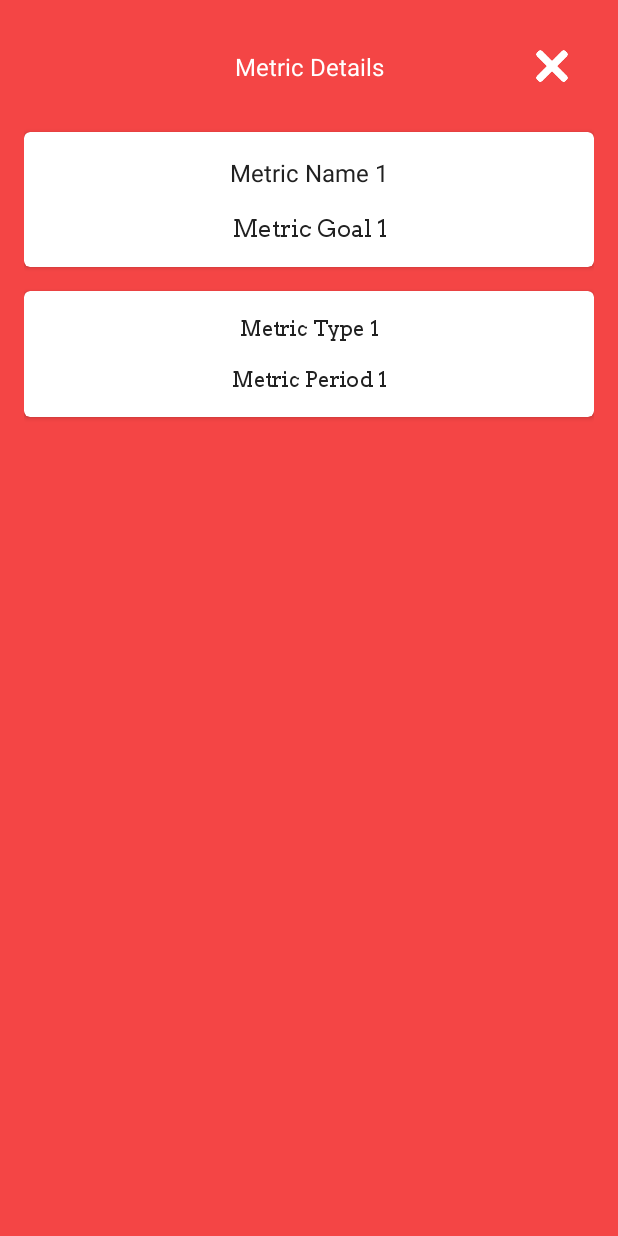
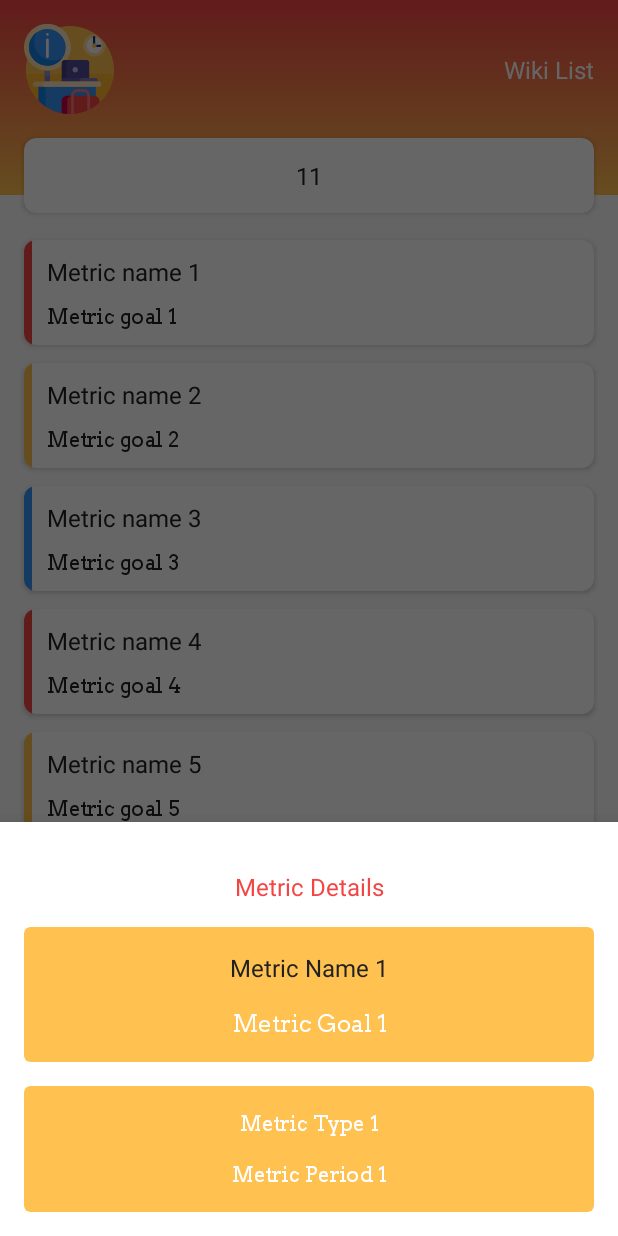
Before and after one commit to mkpatir/ITMSWikiApp, an Android app: the HomeActivity screen opened directly, with no data from a screen before it, after a tap on "Metric name 1", on a phone screen of 412 x 824 dp. Run offline under Robolectric (Android 15) with nearby library versions, the phone set to English and light mode, and no system bars; our stand-ins replace data binding; Roboto replaces fonts that are not available here.

Commit message:
Arranged detail, added AddMetric fragment

```diff
--- a/app/build.gradle
+++ b/app/build.gradle
@@ -5,7 +5,7 @@ apply plugin: 'kotlin-kapt'
 
 android {
     compileSdkVersion 29
-    buildToolsVersion "29.0.2"
+    buildToolsVersion "29.0.3"
 
     defaultConfig {
         applicationId "com.mkpatir.itmswikiapp"
--- a/app/src/main/AndroidManifest.xml
+++ b/app/src/main/AndroidManifest.xml
@@ -34,10 +34,6 @@
             android:name=".presentation.ui.home.HomeActivity"
             android:screenOrientation="portrait"/>
 
-        <activity
-            android:name=".presentation.ui.detail.DetailActivity"
-            android:screenOrientation="portrait"/>
-
         <meta-data
             android:name="preloaded_fonts"
             android:resource="@array/preloaded_fonts" />
--- a/app/src/main/java/com/mkpatir/itmswikiapp/internal/di/modules.kt
+++ b/app/src/main/java/com/mkpatir/itmswikiapp/internal/di/modules.kt
@@ -1,8 +1,9 @@
 package com.mkpatir.itmswikiapp.internal.di
 
 import com.mkpatir.itmswikiapp.data.remote.AppServiceFactory
-import com.mkpatir.itmswikiapp.presentation.ui.detail.DetailViewModel
+import com.mkpatir.itmswikiapp.presentation.ui.home.detail.DetailViewModel
 import com.mkpatir.itmswikiapp.presentation.ui.home.HomeViewModel
+import com.mkpatir.itmswikiapp.presentation.ui.home.addmetric.AddMetricViewModel
 import com.mkpatir.itmswikiapp.presentation.ui.login.LoginViewModel
 import com.mkpatir.itmswikiapp.presentation.ui.register.RegisterViewModel
 import com.mkpatir.itmswikiapp.presentation.ui.splash.SplashViewModel
@@ -21,6 +22,7 @@ val viewModelModule = module(true){
     viewModel { RegisterViewModel() }
     viewModel { HomeViewModel() }
     viewModel { DetailViewModel() }
+    viewModel { AddMetricViewModel() }
 }
 
 val appKoinModules = listOf(appModule, viewModelModule)
--- /dev/null
+++ b/app/src/main/java/com/mkpatir/itmswikiapp/presentation/ui/base/BaseBottomSheetDialogFragment.kt
@@ -0,0 +1,39 @@
+package com.mkpatir.itmswikiapp.presentation.ui.base
+
+import android.os.Bundle
+import android.view.LayoutInflater
+import android.view.View
+import android.view.ViewGroup
+import android.widget.Toast
+import androidx.databinding.DataBindingUtil
+import androidx.databinding.ViewDataBinding
+import com.google.android.material.bottomsheet.BottomSheetDialogFragment
+
+abstract class BaseBottomSheetDialogFragment<VM :BaseViewModel,D :ViewDataBinding>: BottomSheetDialogFragment() {
+
+    private lateinit var dataBinding: D
+    private lateinit var viewModel: VM
+
+    abstract fun setLayout(): Int
+
+    abstract fun setViewModel(): Lazy<VM>
+
+    override fun onCreateView(
+        inflater: LayoutInflater,
+        container: ViewGroup?,
+        savedInstanceState: Bundle?
+    ): View? {
+        dataBinding = DataBindingUtil.inflate(inflater,setLayout(),container,false)
+        viewModel = setViewModel().value
+        return dataBinding.root
+    }
+
+    fun getViewModel() = setViewModel().value
+
+    fun getDataBinding() = dataBinding
+
+    fun showToast(message: String){
+        Toast.makeText(requireContext(),message, Toast.LENGTH_LONG).show()
+    }
+
+}
--- a/app/src/main/java/com/mkpatir/itmswikiapp/presentation/ui/detail/DetailActivity.kt
+++ /dev/null
@@ -1,52 +0,0 @@
-package com.mkpatir.itmswikiapp.presentation.ui.detail
-
-import android.content.Context
-import android.content.Intent
-import android.os.Bundle
-import android.view.View
-import com.mkpatir.itmswikiapp.R
-import com.mkpatir.itmswikiapp.data.dummy.DummyData
-import com.mkpatir.itmswikiapp.databinding.ActivityDetailBinding
-import com.mkpatir.itmswikiapp.presentation.ui.base.BaseActivity
-import kotlinx.android.synthetic.main.activity_detail.*
-import org.koin.androidx.viewmodel.ext.android.viewModel
-
-class DetailActivity: BaseActivity<DetailViewModel,ActivityDetailBinding>(), DetailHandler {
-
-    companion object {
-        fun callingIntent(context: Context,id: String) = Intent(context,DetailActivity::class.java).apply {
-            putExtra(DETAIL_METRIC_ID,id)
-        }
-
-        private const val DETAIL_METRIC_ID = "detailMetricId"
-    }
-
-    override fun setLayout(): Int = R.layout.activity_detail
-
-    override fun setViewModel(): Lazy<DetailViewModel> = viewModel()
-
-    override fun onCreate(savedInstanceState: Bundle?) {
-        super.onCreate(savedInstanceState)
-        overridePendingTransition(R.anim.slide_from_bottom,R.anim.dummy)
-        getDataBinding().detailHandler = this
-        assignComponents()
-    }
-
-    override fun finish() {
-        super.finish()
-        overridePendingTransition(R.anim.dummy,R.anim.slide_to_bottom)
-    }
-
-    private fun assignComponents() {
-        val dummy = DummyData.getMetricDetailDummyData().find { it.id == intent.getStringExtra(DETAIL_METRIC_ID) }
-        detailName.text = dummy?.name
-        detailGoal.text = dummy?.goal
-        detailType.text = dummy?.measurementType
-        detailPeriod.text = dummy?.measurementPeriod
-    }
-
-    override fun closeClick(view: View) {
-        finish()
-    }
-
-}
--- a/app/src/main/java/com/mkpatir/itmswikiapp/presentation/ui/detail/DetailHandler.kt
+++ /dev/null
@@ -1,9 +0,0 @@
-package com.mkpatir.itmswikiapp.presentation.ui.detail
-
-import android.view.View
-
-interface DetailHandler {
-
-    fun closeClick(view: View)
-
-}
--- a/app/src/main/java/com/mkpatir/itmswikiapp/presentation/ui/home/HomeActivity.kt
+++ b/app/src/main/java/com/mkpatir/itmswikiapp/presentation/ui/home/HomeActivity.kt
@@ -12,7 +12,8 @@ import com.mkpatir.itmswikiapp.internal.extention.gone
 import com.mkpatir.itmswikiapp.internal.extention.isVisible
 import com.mkpatir.itmswikiapp.internal.extention.visible
 import com.mkpatir.itmswikiapp.presentation.ui.base.BaseActivity
-import com.mkpatir.itmswikiapp.presentation.ui.detail.DetailActivity
+import com.mkpatir.itmswikiapp.presentation.ui.home.addmetric.AddMetricSheetFragment
+import com.mkpatir.itmswikiapp.presentation.ui.home.detail.DetailSheetFragment
 import kotlinx.android.synthetic.main.activity_home.*
 import org.koin.androidx.viewmodel.ext.android.viewModel
 
@@ -55,9 +56,12 @@ class HomeActivity: BaseActivity<HomeViewModel,ActivityHomeBinding>() {
         homeRecyclerView.adapter = metricsAdapter
         metricsAdapter.assignInitialValues(DummyData.getMetricDummyData())
         metricsAdapter.itemClickListener = {
-            startActivity(DetailActivity.callingIntent(this,it))
+            DetailSheetFragment.showFragment(supportFragmentManager,it)
         }
         homeCardViewTotalCount.text = DummyData.getMetricDummyData().size.toString()
+        fabButton.setOnClickListener {
+            AddMetricSheetFragment.showFragment(supportFragmentManager)
+        }
     }
 
     override fun onBackPressed() {
--- /dev/null
+++ b/app/src/main/java/com/mkpatir/itmswikiapp/presentation/ui/home/addmetric/AddMetricViewModel.kt
@@ -0,0 +1,6 @@
+package com.mkpatir.itmswikiapp.presentation.ui.home.addmetric
+
+import com.mkpatir.itmswikiapp.presentation.ui.base.BaseViewModel
+
+class AddMetricViewModel: BaseViewModel() {
+}
--- /dev/null
+++ b/app/src/main/java/com/mkpatir/itmswikiapp/presentation/ui/home/detail/DetailSheetFragment.kt
@@ -0,0 +1,46 @@
+package com.mkpatir.itmswikiapp.presentation.ui.home.detail
+
+import android.os.Bundle
+import android.view.View
+import androidx.fragment.app.FragmentManager
+import com.mkpatir.itmswikiapp.R
+import com.mkpatir.itmswikiapp.data.dummy.DummyData
+import com.mkpatir.itmswikiapp.databinding.SheetFragmentDetailBinding
+import com.mkpatir.itmswikiapp.presentation.ui.base.BaseBottomSheetDialogFragment
+import kotlinx.android.synthetic.main.sheet_fragment_detail.*
+import org.koin.androidx.viewmodel.ext.android.viewModel
+
+class DetailSheetFragment: BaseBottomSheetDialogFragment<DetailViewModel,SheetFragmentDetailBinding>() {
+
+    companion object {
+        private const val FRAGMENT_TAG = "DETAIL_FRAGMENT"
+        private const val DETAIL_METRIC_ID = "DETAIL_METRIC_ID"
+
+        fun showFragment(fragmentManager: FragmentManager, Id: String) {
+            val bundleArgs = Bundle().apply {
+                putString(DETAIL_METRIC_ID,Id)
+            }
+            DetailSheetFragment().apply {
+                arguments = bundleArgs
+            }.show(fragmentManager, FRAGMENT_TAG)
+        }
+    }
+
+    override fun setLayout(): Int = R.layout.sheet_fragment_detail
+
+    override fun setViewModel(): Lazy<DetailViewModel> = viewModel()
+
+    override fun onViewCreated(view: View, savedInstanceState: Bundle?) {
+        super.onViewCreated(view, savedInstanceState)
+        assignComponents()
+
+    }
+
+    private fun assignComponents() {
+        val dummy = DummyData.getMetricDetailDummyData().find { it.id == arguments?.getString(DETAIL_METRIC_ID) }
+        detailName.text = dummy?.name
+        detailGoal.text = dummy?.goal
+        detailType.text = dummy?.measurementType
+        detailPeriod.text = dummy?.measurementPeriod
+    }
+}
--- a/app/src/main/java/com/mkpatir/itmswikiapp/presentation/ui/detail/DetailViewModel.kt
+++ b/app/src/main/java/com/mkpatir/itmswikiapp/presentation/ui/home/detail/DetailViewModel.kt
@@ -1,4 +1,4 @@
-package com.mkpatir.itmswikiapp.presentation.ui.detail
+package com.mkpatir.itmswikiapp.presentation.ui.home.detail
 
 import com.mkpatir.itmswikiapp.presentation.ui.base.BaseViewModel
 
--- /dev/null
+++ b/app/src/main/res/drawable/ic_plus.xml
@@ -0,0 +1,18 @@
+<vector xmlns:android="http://schemas.android.com/apk/res/android"
+    android:width="512dp"
+    android:height="512dp"
+    android:viewportWidth="388.702"
+    android:viewportHeight="388.702">
+  <path
+      android:pathData="M194.351,10.449c101.566,0 183.902,82.336 183.902,183.902s-82.336,183.902 -183.902,183.902S10.449,295.917 10.449,194.351l0,0C10.16,93.074 92.027,10.738 193.305,10.449C193.653,10.448 194.002,10.448 194.351,10.449zM298.841,215.249v-41.796h-83.592V89.861h-41.796v83.592H89.861v41.796h83.592v83.592h41.796v-83.592H298.841z"
+      android:fillColor="#FFC14F"/>
+  <path
+      android:pathData="M298.841,173.453l0,41.796l-83.592,0l0,83.592l-41.796,0l0,-83.592l-83.592,0l0,-41.796l83.592,0l0,-83.592l41.796,0l0,83.592z"
+      android:fillColor="#D4E1F4"/>
+  <path
+      android:pathData="M194.351,388.702C87.014,388.702 0,301.688 0,194.351C0,87.014 87.014,0 194.351,0c107.337,0 194.351,87.014 194.351,194.351c0,0 0,0 0,0C388.415,301.569 301.569,388.415 194.351,388.702zM194.351,20.898c-95.795,0 -173.453,77.658 -173.453,173.453s77.658,173.453 173.453,173.453s173.453,-77.658 173.453,-173.453S290.147,20.898 194.351,20.898L194.351,20.898z"
+      android:fillColor="#F44545"/>
+  <path
+      android:pathData="M215.249,309.29h-41.796c-5.771,0 -10.449,-4.678 -10.449,-10.449v-73.143H89.861c-5.771,0 -10.449,-4.678 -10.449,-10.449v-41.796c0,-5.771 4.678,-10.449 10.449,-10.449h73.143V89.861c0,-5.771 4.678,-10.449 10.449,-10.449h41.796c5.771,0 10.449,4.678 10.449,10.449v73.143h73.143c5.771,0 10.449,4.678 10.449,10.449v41.796c0,5.771 -4.678,10.449 -10.449,10.449h-73.143v73.143C225.698,304.612 221.02,309.29 215.249,309.29zM183.902,288.392H204.8v-73.143c0,-5.771 4.678,-10.449 10.449,-10.449h73.143v-20.898h-73.143c-5.771,0 -10.449,-4.678 -10.449,-10.449V100.31h-20.898v73.143c0,5.771 -4.678,10.449 -10.449,10.449H100.31V204.8h73.143c5.771,0 10.449,4.678 10.449,10.449V288.392z"
+      android:fillColor="#F44545"/>
+</vector>
--- a/app/src/main/res/layout/activity_home.xml
+++ b/app/src/main/res/layout/activity_home.xml
@@ -86,5 +86,17 @@
             app:layout_constraintTop_toBottomOf="@id/homeCardView"
             app:layout_constraintBottom_toBottomOf="parent"/>
 
+        <androidx.appcompat.widget.AppCompatImageView
+            android:id="@+id/fabButton"
+            android:layout_width="@dimen/button_height"
+            android:layout_height="@dimen/button_height"
+            android:layout_marginBottom="@dimen/base_margin_XXL"
+            android:layout_marginEnd="@dimen/base_margin_XXL"
+            android:background="@drawable/bg_circle_white"
+            android:elevation="10dp"
+            app:layout_constraintBottom_toBottomOf="parent"
+            app:layout_constraintEnd_toEndOf="parent"
+            app:srcCompat="@drawable/ic_plus"/>
+
     </androidx.constraintlayout.widget.ConstraintLayout>
 </layout>
--- a/app/src/main/res/layout/activity_register.xml
+++ b/app/src/main/res/layout/activity_register.xml
@@ -78,7 +78,6 @@
             android:layout_marginTop="@dimen/base_margin_M"
             android:background="@drawable/bg_edittext_curved_grey"
             android:hint="@string/hint_name"
-            android:inputType="textEmailAddress"
             app:layout_constraintTop_toBottomOf="@id/registerUsername"
             style="@style/EdittextStyle"/>
 
@@ -89,7 +88,6 @@
             android:layout_marginTop="@dimen/base_margin_M"
             android:background="@drawable/bg_edittext_curved_grey"
             android:hint="@string/hint_surname"
-            android:inputType="textEmailAddress"
             app:layout_constraintTop_toBottomOf="@id/registerName"
             style="@style/EdittextStyle"/>
 
--- a/app/src/main/res/layout/activity_detail.xml
+++ b/app/src/main/res/layout/sheet_fragment_detail.xml
@@ -3,39 +3,21 @@
     xmlns:tools="http://schemas.android.com/tools"
     xmlns:app="http://schemas.android.com/apk/res-auto">
 
-    <data>
-        <variable
-            name="detailHandler"
-            type="com.mkpatir.itmswikiapp.presentation.ui.detail.DetailHandler" />
-    </data>
-
     <androidx.constraintlayout.widget.ConstraintLayout
         android:layout_width="match_parent"
         android:layout_height="match_parent"
-        android:padding="@dimen/base_margin_XXL"
-        android:background="@color/colorPrimaryDark">
+        android:padding="@dimen/base_margin_XXL">
 
         <androidx.appcompat.widget.AppCompatTextView
             android:id="@+id/detailTitle"
             android:layout_width="match_parent"
             android:layout_height="wrap_content"
+            android:layout_marginTop="@dimen/base_margin_XXL"
             android:text="@string/detail_screen_title"
             android:textAppearance="@style/BigTextAppearance.Bold"
-            android:textColor="@android:color/white"
+            android:textColor="@color/colorPrimaryDark"
             android:textAlignment="center"
-            app:layout_constraintTop_toTopOf="@id/closeIcon"
-            app:layout_constraintBottom_toBottomOf="@id/closeIcon" />
-
-        <androidx.appcompat.widget.AppCompatImageView
-            android:id="@+id/closeIcon"
-            android:layout_width="@dimen/button_height"
-            android:layout_height="@dimen/button_height"
-            android:scaleX="0.375"
-            android:scaleY="0.375"
-            android:onClick="@{detailHandler.closeClick}"
-            app:layout_constraintTop_toTopOf="parent"
-            app:layout_constraintEnd_toEndOf="parent"
-            app:srcCompat="@drawable/ic_close"/>
+            app:layout_constraintTop_toTopOf="parent" />
 
         <androidx.cardview.widget.CardView
             android:id="@+id/detailNameGoalCardView"
@@ -43,7 +25,9 @@
             android:layout_height="0dp"
             android:layout_marginTop="@dimen/base_margin_XXL"
             app:cardCornerRadius="@dimen/base_radius_small_curved"
-            app:layout_constraintTop_toBottomOf="@id/closeIcon">
+            app:cardBackgroundColor="@color/colorPrimary"
+            app:cardElevation="0dp"
+            app:layout_constraintTop_toBottomOf="@id/detailTitle">
 
             <androidx.constraintlayout.widget.ConstraintLayout
                 android:id="@+id/detailNameGoalCardViewLayout"
@@ -68,6 +52,7 @@
                     android:layout_marginBottom="@dimen/base_margin_XXL"
                     android:textAppearance="@style/BigTextAppearance"
                     android:textAlignment="center"
+                    android:textColor="@android:color/white"
                     app:layout_constraintTop_toBottomOf="@id/detailName"
                     app:layout_constraintBottom_toBottomOf="parent"
                     tools:text="Metric Goal"/>
@@ -81,6 +66,8 @@
             android:layout_height="0dp"
             android:layout_marginTop="@dimen/base_margin_XXL"
             app:cardCornerRadius="@dimen/base_radius_small_curved"
+            app:cardBackgroundColor="@color/colorPrimary"
+            app:cardElevation="0dp"
             app:layout_constraintTop_toBottomOf="@id/detailNameGoalCardView">
 
             <androidx.constraintlayout.widget.ConstraintLayout
@@ -95,6 +82,7 @@
                     android:layout_marginTop="@dimen/base_margin_XXL"
                     android:textAppearance="@style/MediumTextAppearance"
                     android:textAlignment="center"
+                    android:textColor="@android:color/white"
                     app:layout_constraintTop_toTopOf="parent"
                     tools:text="Metric Type 1"/>
 
@@ -106,6 +94,7 @@
                     android:layout_marginBottom="@dimen/base_margin_XXL"
                     android:textAppearance="@style/MediumTextAppearance"
                     android:textAlignment="center"
+                    android:textColor="@android:color/white"
                     app:layout_constraintTop_toBottomOf="@id/detailType"
                     app:layout_constraintBottom_toBottomOf="parent"
                     tools:text="Metric Period 1"/>
```
Also changed, not shown: app/src/main/java/com/mkpatir/itmswikiapp/presentation/ui/home/addmetric/AddMetricHandler.kt (added, +9 -0 lines), app/src/main/java/com/mkpatir/itmswikiapp/presentation/ui/home/addmetric/AddMetricSheetFragment.kt (added, +34 -0 lines), app/src/main/res/layout/sheet_fragment_add_metric.xml (added, +79 -0 lines), app/src/main/res/values/strings.xml (+8 -0 lines).
